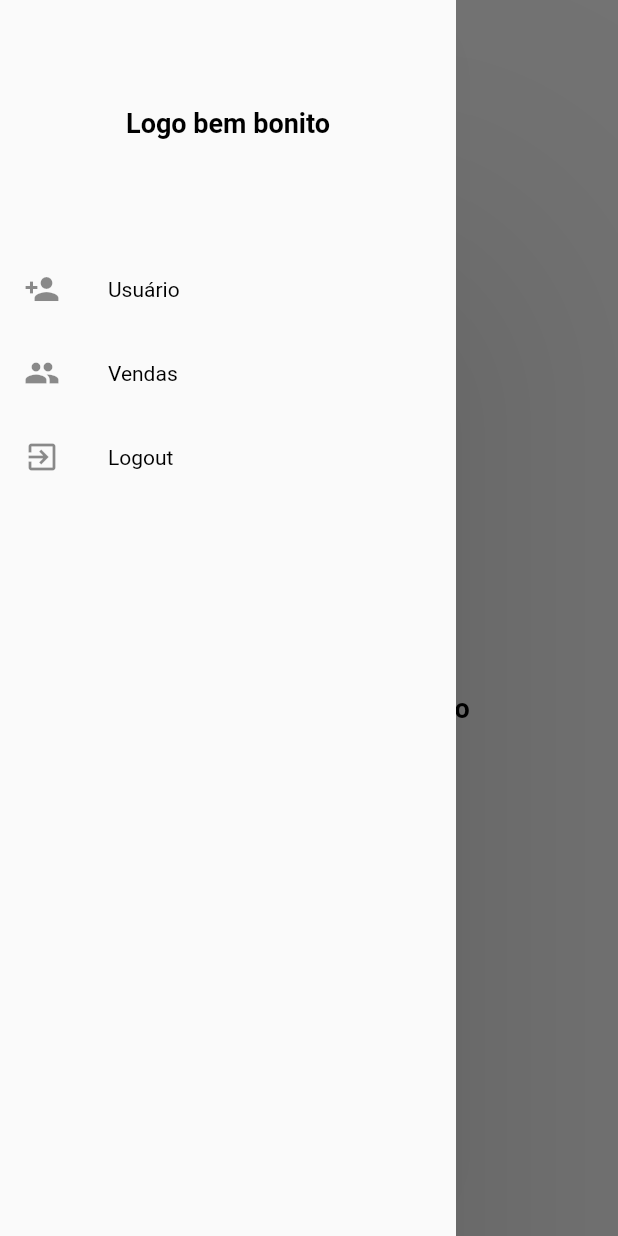
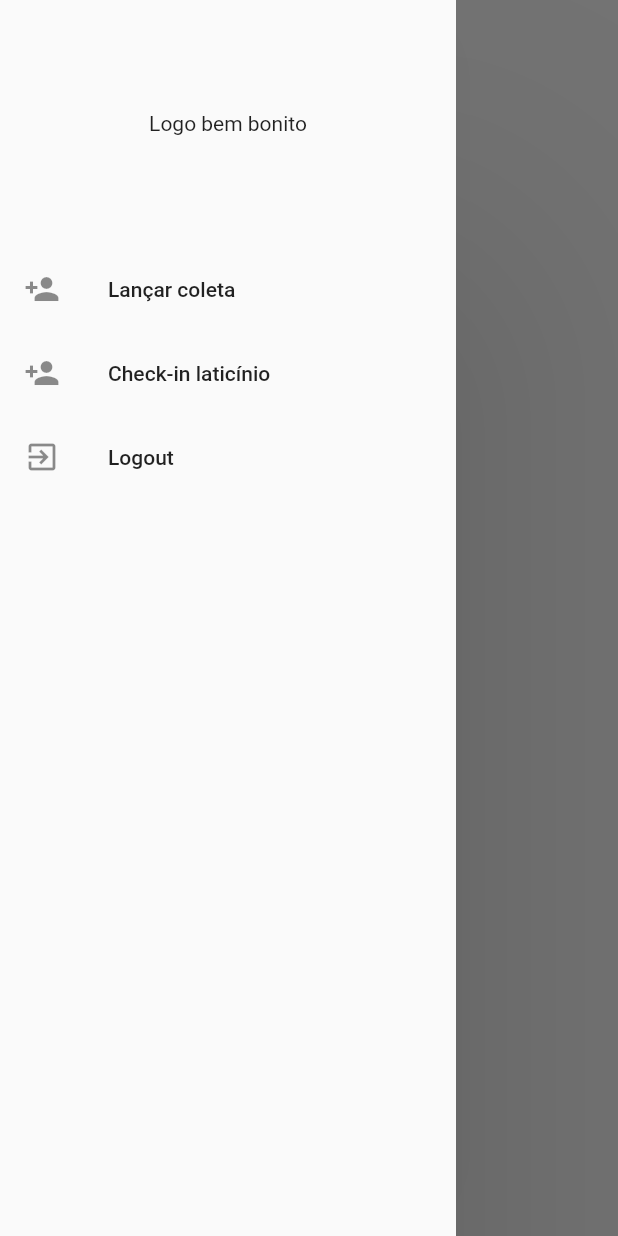
Before and after one commit to JailsonPanizzon/hack-cresol-app, a Flutter app: the Home screen opened directly, with the side drawer open, on a phone screen of 412 x 824 dp. Run offline on Flutter 3.47's test engine with Material 2 defaults, Android fonts, the phone set to English and light mode, and no system bars; our stand-ins replace cloud_firestore, firebase_auth; missing offline and left inert: bloc_pattern, sweetalert; accounts and stored records are empty.

Commit message:
Mudança de nome e tals

```diff
--- a/lib/bloc/login.dart
+++ b/lib/bloc/login.dart
@@ -1,6 +1,6 @@
-import 'package:marcelo/view/home.dart';
-import 'package:marcelo/view/login.dart';
-import 'package:marcelo/view/register.dart';
+import 'package:inoveMilk/view/home.dart';
+import 'package:inoveMilk/view/login.dart';
+import 'package:inoveMilk/view/register.dart';
 import 'package:bloc_pattern/bloc_pattern.dart';
 import 'package:firebase_auth/firebase_auth.dart';
 import 'package:flutter/material.dart';
--- a/lib/bloc/usuario.dart
+++ b/lib/bloc/usuario.dart
@@ -1,6 +1,6 @@
 import 'dart:async';
 
-import 'package:marcelo/modelos/usuario.dart';
+import 'package:inoveMilk/modelos/usuario.dart';
 import 'package:bloc_pattern/bloc_pattern.dart';
 import 'package:flutter/material.dart';
 import 'package:flutter/widgets.dart';
--- a/lib/config/theme.dart
+++ b/lib/config/theme.dart
@@ -1,31 +1,5 @@
 import 'package:flutter/material.dart';
 
 ThemeData themeData = ThemeData(
-  textTheme: TextTheme(
-    display4: TextStyle(color: Colors.red),
-    display3: TextStyle(color: Colors.green),
-    display2: TextStyle(color: Colors.blue),
-    display1: TextStyle(color: Colors.yellow),
-    body2: TextStyle(
-        color: Colors.black,
-        fontFamily: "Roboto",
-        fontSize: 14,
-        fontWeight: FontWeight.w400),
-    body1: TextStyle(
-      color: Colors.black,
-      fontFamily: "Roboto",
-      fontSize: 18,
-      fontWeight: FontWeight.w600,
-    ),
-    headline: TextStyle(color: Colors.grey),
-    title: TextStyle(
-      color: Colors.black,
-      fontFamily: "Roboto",
-      fontSize: 36,
-    ),
-    subhead: TextStyle(color: Colors.orange),
-    subtitle: TextStyle(color: Colors.purple),
-    button: TextStyle(
-        color: Colors.black, fontWeight: FontWeight.w500, fontSize: 14),
-  ),
+  textTheme: TextTheme(),
 );
--- a/lib/view/home.dart
+++ b/lib/view/home.dart
@@ -1,5 +1,5 @@
-import 'package:marcelo/widget/menu_lateral.dart';
-import 'package:marcelo/widget/my_app_bar.dart';
+import 'package:inoveMilk/widget/menu_lateral.dart';
+import 'package:inoveMilk/widget/my_app_bar.dart';
 import 'package:flutter/material.dart';
 import 'package:flutter/widgets.dart';
 // import 'package:rypr/widget/myAppBar.dart';
--- a/lib/view/login.dart
+++ b/lib/view/login.dart
@@ -1,4 +1,4 @@
-import 'package:marcelo/bloc/login.dart';
+import 'package:inoveMilk/bloc/login.dart';
 import 'package:flutter/material.dart';
 import 'package:flutter/widgets.dart';
 import 'package:bloc_pattern/bloc_pattern.dart';
--- a/lib/view/register.dart
+++ b/lib/view/register.dart
@@ -1,4 +1,4 @@
-import 'package:marcelo/bloc/login.dart';
+import 'package:inoveMilk/bloc/login.dart';
 import 'package:flutter/material.dart';
 import 'package:flutter/widgets.dart';
 import 'package:bloc_pattern/bloc_pattern.dart';
--- a/lib/view/splash.dart
+++ b/lib/view/splash.dart
@@ -1,5 +1,5 @@
-import 'package:marcelo/bloc/login.dart';
-import 'package:marcelo/view/login.dart';
+import 'package:inoveMilk/bloc/login.dart';
+import 'package:inoveMilk/view/login.dart';
 import 'package:flutter/material.dart';
 import 'package:flutter/widgets.dart';
 import 'package:bloc_pattern/bloc_pattern.dart';
--- a/lib/widget/item_list.dart
+++ b/lib/widget/item_list.dart
@@ -1,5 +1,5 @@
-import 'package:marcelo/modelos/usuario.dart';
-import 'package:marcelo/view/home.dart';
+import 'package:inoveMilk/modelos/usuario.dart';
+import 'package:inoveMilk/view/home.dart';
 import 'package:flutter/material.dart';
 import 'package:flutter/widgets.dart';
 
--- a/lib/widget/menu_lateral.dart
+++ b/lib/widget/menu_lateral.dart
@@ -1,5 +1,5 @@
-import 'package:marcelo/bloc/login.dart';
-import 'package:marcelo/view/home.dart';
+import 'package:inoveMilk/bloc/login.dart';
+import 'package:inoveMilk/view/home.dart';
 import 'package:flutter/material.dart';
 import 'package:flutter/widgets.dart';
 import 'package:bloc_pattern/bloc_pattern.dart';
@@ -20,17 +20,14 @@ class MenuLateral extends StatelessWidget {
             ),
           ),
           ListTile(
-            title: Text("Usuário"),
+            title: Text("Lançar coleta"),
             leading: Icon(Icons.person_add),
             onTap: () {},
           ),
           ListTile(
-            title: Text("Vendas"),
-            leading: Icon(Icons.people),
-            onTap: () {
-              Navigator.push(
-                  context, MaterialPageRoute(builder: (context) => Home()));
-            },
+            title: Text("Check-in laticínio"),
+            leading: Icon(Icons.person_add),
+            onTap: () {},
           ),
           ListTile(
             title: Text("Logout"),
--- a/lib/widget/my_app_bar.dart
+++ b/lib/widget/my_app_bar.dart
@@ -32,7 +32,6 @@ PreferredSizeWidget myAppBar(BuildContext context,
                         ),
                   Text(
                     title != null ? title : "",
-                    style: Theme.of(context).textTheme.title,
                   ),
                 ],
               ),
--- a/pubspec.yaml
+++ b/pubspec.yaml
@@ -1,4 +1,4 @@
-name: marcelo
+name: inoveMilk
 description: A new Flutter project.
 
 # The following line prevents the package from being accidentally published to
```
Also changed, not shown: lib/main.dart (+4 -4 lines), lib/view/cadastro_conta.dart (deleted), 9 other files.
